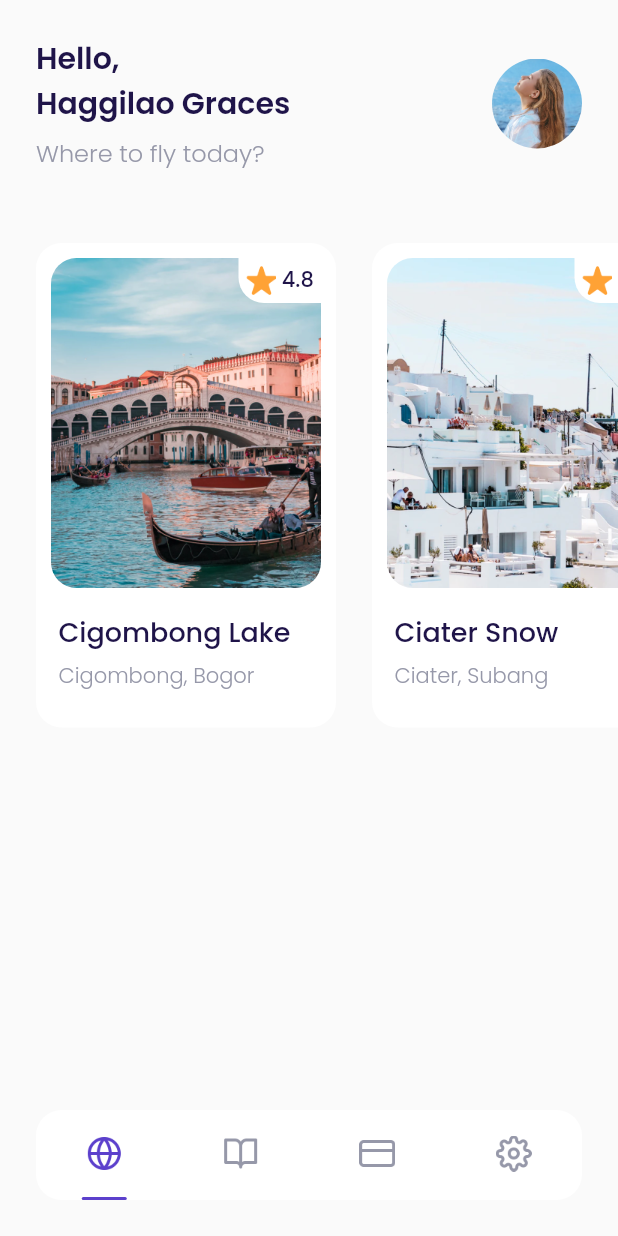
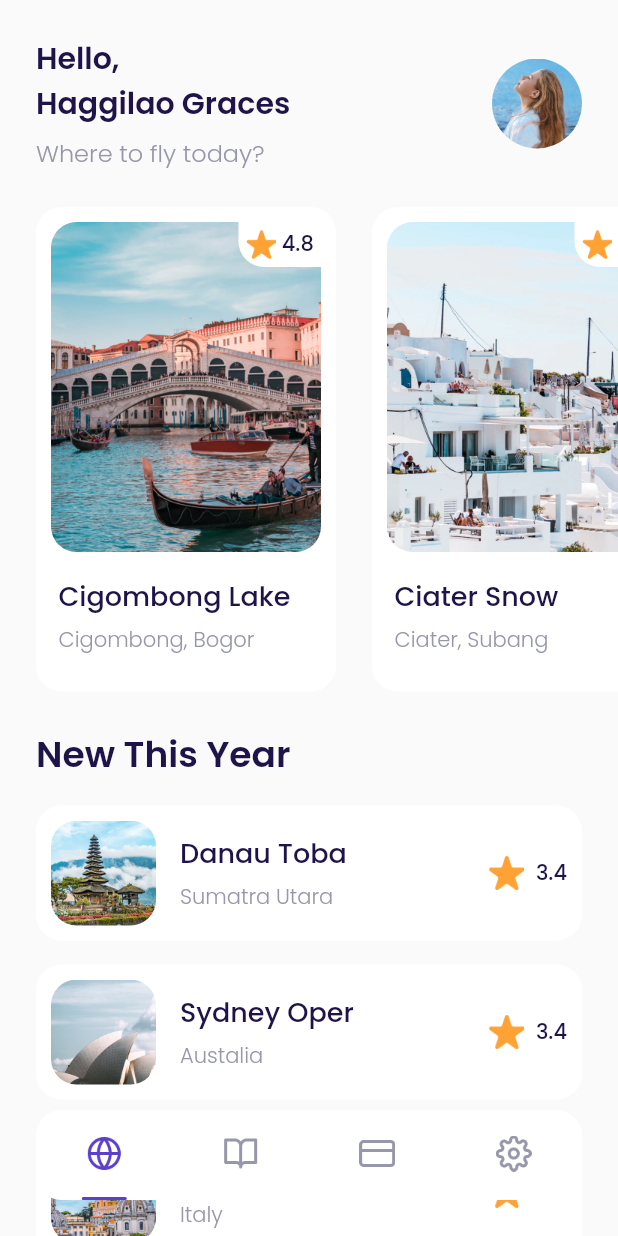
Before and after one commit to Bintaaaa/air_plane_flutter, a Flutter app: the MainPage screen opened by its route, on a phone screen of 412 x 824 dp. Run offline on Flutter 3.47's test engine with Material 2 defaults, Android fonts, the phone set to English and light mode, and no system bars; our stand-ins replace google_fonts.

Commit message:
halaman home sudah jadi

```diff
--- a/lib/ui/pages/home_page.dart
+++ b/lib/ui/pages/home_page.dart
@@ -1,4 +1,5 @@
 import 'package:air_plane/style/theme.dart';
+import 'package:air_plane/ui/widgets/item_new_destination.dart';
 import 'package:air_plane/ui/widgets/item_popular_destination.dart';
 import 'package:flutter/material.dart';
 
@@ -7,7 +8,8 @@ class HomePage extends StatelessWidget {
 
   Widget header() {
     return Container(
-      margin: EdgeInsets.all(defaultMargin),
+      margin: EdgeInsets.only(
+          top: defaultMargin, right: defaultMargin, left: defaultMargin),
       child: Row(
         children: [
           Expanded(
@@ -49,11 +51,49 @@ class HomePage extends StatelessWidget {
       scrollDirection: Axis.horizontal,
       child: Row(
         children: [
-          ItemPopularDestination(imgUrl: "image_destination1", place: "Cigombong Lake", city: "Cigombong, Bogor"),
-          ItemPopularDestination(imgUrl: "image_destination2", place: "Ciater Snow", city: "Ciater, Subang"),
-          ItemPopularDestination(imgUrl: "image_destination3", place: "Pelabuhan Ratu", city: "Pelabuhan, Sukabumi"),
-          ItemPopularDestination(imgUrl: "image_destination4", place: "Surya Kencana", city: "Surya Kencana, Bogor"),
-          ItemPopularDestination(imgUrl: "image_destination5", place: "Taman-taman", city: "Yaya, Sigapore"),
+          ItemPopularDestination(
+              imgUrl: "image_destination1",
+              place: "Cigombong Lake",
+              city: "Cigombong, Bogor"),
+          ItemPopularDestination(
+              imgUrl: "image_destination2",
+              place: "Ciater Snow",
+              city: "Ciater, Subang"),
+          ItemPopularDestination(
+              imgUrl: "image_destination3",
+              place: "Pelabuhan Ratu",
+              city: "Pelabuhan, Sukabumi"),
+          ItemPopularDestination(
+              imgUrl: "image_destination4",
+              place: "Surya Kencana",
+              city: "Surya Kencana, Bogor"),
+          ItemPopularDestination(
+              imgUrl: "image_destination5",
+              place: "Taman-taman",
+              city: "Yaya, Sigapore"),
+        ],
+      ),
+    );
+  }
+
+  Widget newDestination() {
+    return Container(
+      margin: EdgeInsets.only(
+          top: defaultMargin, right: defaultMargin, left: defaultMargin, bottom: 90),
+      child: Column(
+        crossAxisAlignment: CrossAxisAlignment.start,
+        children: [
+          Text(
+            "New This Year",
+            style: blackTextStyle.copyWith(
+              fontSize: 24,
+              fontWeight: semiBold,
+            ),
+          ),
+          ItemNewDestination(imageurl: "image_destination6",place: "Danau Toba", city: "Sumatra Utara"),
+          ItemNewDestination(imageurl: "image_destination7",place: "Sydney Oper", city: "Austalia"),
+          ItemNewDestination(imageurl: "image_destination8",place: "Roma", city: "Italy"),
+          ItemNewDestination(imageurl: "image_destination10",place: "Hill Hey", city: "Monaco"),
         ],
       ),
     );
@@ -65,6 +105,7 @@ class HomePage extends StatelessWidget {
       children: [
         header(),
         popularDestination(),
+        newDestination(),
       ],
     );
   }
--- /dev/null
+++ b/lib/ui/widgets/item_new_destination.dart
@@ -0,0 +1,69 @@
+import 'package:air_plane/style/theme.dart';
+import 'package:flutter/material.dart';
+
+class ItemNewDestination extends StatelessWidget {
+  final String imageurl;
+  final String place;
+  final String city;
+  const ItemNewDestination({Key? key, required this.imageurl, required this.place, required this.city}) : super(key: key);
+
+  @override
+  Widget build(BuildContext context) {
+    return Container(
+      width: double.infinity,
+      height: 90,
+      padding: EdgeInsets.all(10),
+      margin: EdgeInsets.only(top: 16),
+      decoration: BoxDecoration(
+          color: kWhiteColor, borderRadius: BorderRadius.circular(17)),
+      child: Row(
+        children: [
+          Container(
+            width: 70,
+            height: 70,
+            margin: EdgeInsets.only(right: 16),
+            decoration: BoxDecoration(
+              borderRadius: BorderRadius.circular(17),
+              image: DecorationImage(
+                fit: BoxFit.cover,
+                image: AssetImage("assets/$imageurl.png"),
+              ),
+            ),
+          ),
+          Expanded(
+            child: Column(
+              crossAxisAlignment: CrossAxisAlignment.start,
+              mainAxisAlignment: MainAxisAlignment.center,
+              children: [
+                Text(
+                  "$place",
+                  style: blackTextStyle.copyWith(
+                    fontSize: 18,
+                    fontWeight: medium,
+                  ),
+                ),
+                SizedBox(height: 5),
+                Text(
+                  "$city",
+                  style: greyTextStyle.copyWith(fontWeight: ligth),
+                )
+              ],
+            ),
+          ),
+          Container(
+            width: 24,
+            height: 24,
+            margin: EdgeInsets.only(right: 8),
+            decoration: BoxDecoration(
+              image: DecorationImage(image: AssetImage("assets/icon_star.png")),
+            ),
+          ),
+          Text(
+            "3.4",
+            style: blackTextStyle.copyWith(fontWeight: medium),
+          ),
+        ],
+      ),
+    );
+  }
+}
```
